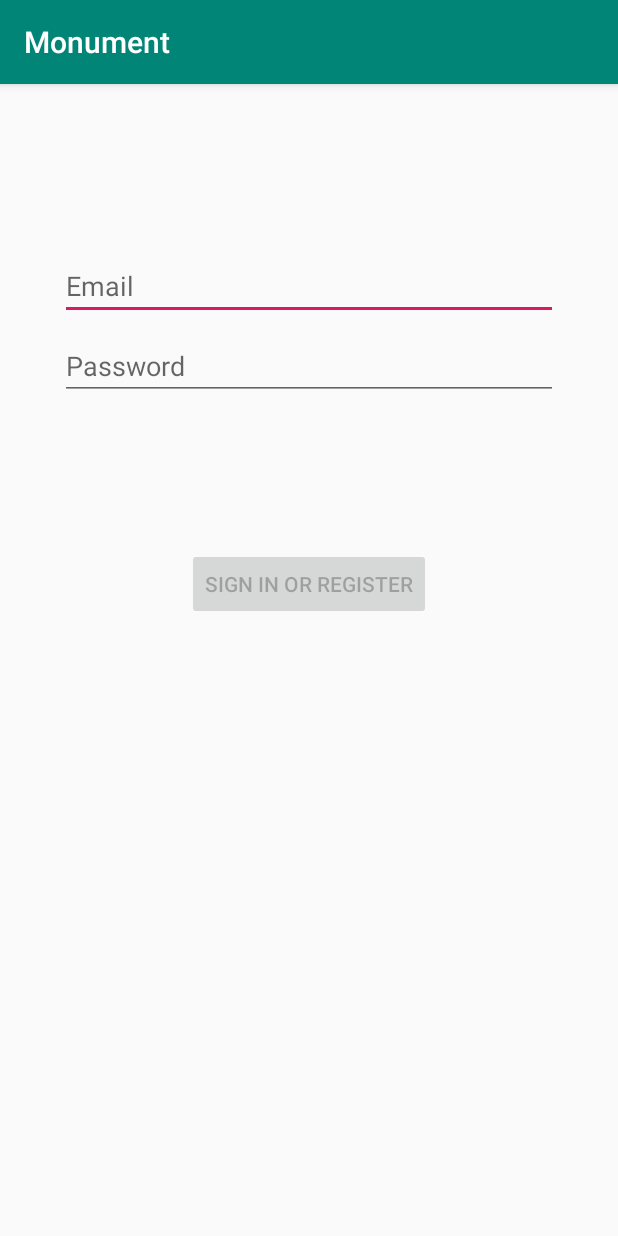
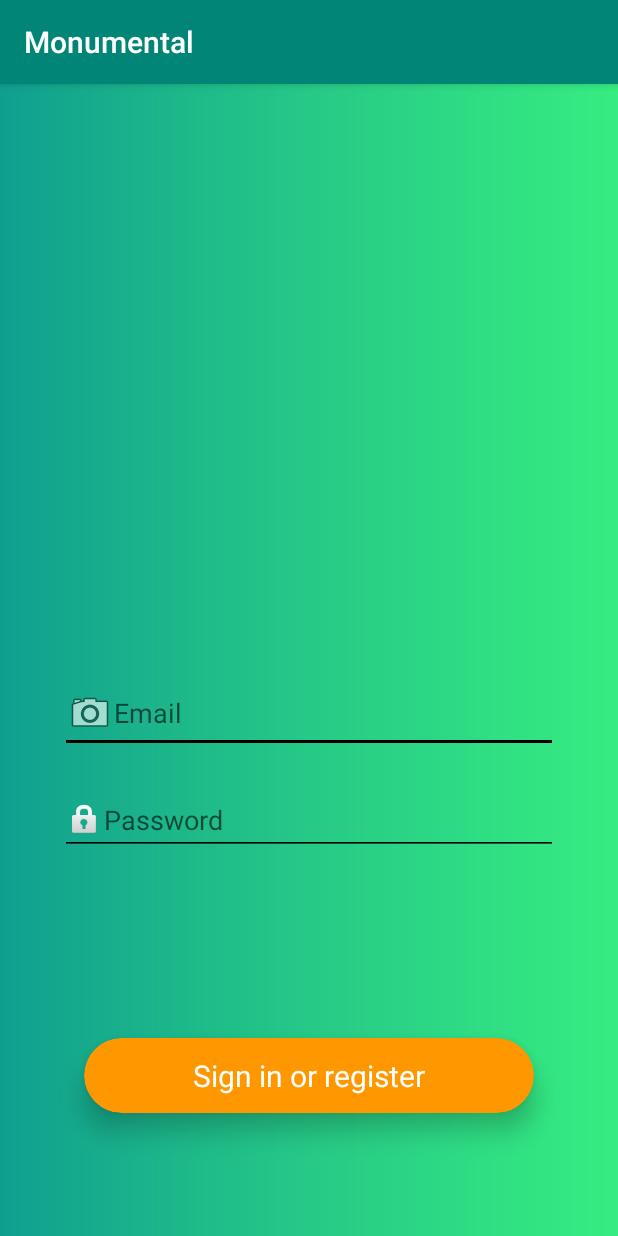
Before and after one commit to DubiousLatchkey/monumentAndroid, an Android app: the screen it shows after launch (LoginActivity), on a phone screen of 412 x 824 dp. Run offline under Robolectric (Android 15) with nearby library versions, the phone set to English and light mode, and no system bars; our stand-ins replace Firebase (no records; nobody signed in at launch, a user with empty details on screens opened directly); 2 statements that could not run were skipped.

Commit message:
login screen
made login screen look better

```diff
--- /dev/null
+++ b/Monument/app/src/main/res/drawable/gradient.xml
@@ -0,0 +1,11 @@
+<?xml version="1.0" encoding="utf-8"?>
+<shape xmlns:android="http://schemas.android.com/apk/res/android" android:shape="rectangle" >
+
+    <gradient
+        android:angle="180"
+        android:centerColor="#26C986"
+        android:endColor="#109F8F"
+        android:startColor="#36ED81"
+        android:type="linear" />
+
+</shape>
--- a/Monument/app/src/main/res/layout/activity_login.xml
+++ b/Monument/app/src/main/res/layout/activity_login.xml
@@ -5,6 +5,7 @@
     android:id="@+id/container"
     android:layout_width="match_parent"
     android:layout_height="match_parent"
+    android:background="@drawable/gradient"
     android:paddingLeft="@dimen/activity_horizontal_margin"
     android:paddingTop="@dimen/activity_vertical_margin"
     android:paddingRight="@dimen/activity_horizontal_margin"
@@ -16,12 +17,15 @@
         android:layout_width="0dp"
         android:layout_height="wrap_content"
         android:layout_marginStart="24dp"
-        android:layout_marginTop="96dp"
+        android:layout_marginTop="375dp"
         android:layout_marginEnd="24dp"
 
+        android:backgroundTint="#000000"
+        android:drawableStart="@android:drawable/ic_menu_camera"
         android:hint="@string/prompt_email"
         android:inputType="textEmailAddress"
         android:selectAllOnFocus="true"
+        app:layout_constraintBottom_toTopOf="@+id/password"
         app:layout_constraintEnd_toEndOf="parent"
         app:layout_constraintStart_toStartOf="parent"
         app:layout_constraintTop_toTopOf="parent" />
@@ -31,34 +35,21 @@
         android:layout_width="0dp"
         android:layout_height="wrap_content"
         android:layout_marginStart="24dp"
-        android:layout_marginTop="8dp"
+        android:layout_marginTop="20dp"
         android:layout_marginEnd="24dp"
 
+        android:layout_marginBottom="100dp"
+        android:backgroundTint="@color/common_google_signin_btn_text_dark_focused"
+        android:drawableStart="@android:drawable/ic_lock_idle_lock"
         android:hint="@string/prompt_password"
         android:imeActionLabel="@string/action_sign_in_short"
         android:imeOptions="actionDone"
         android:inputType="textPassword"
         android:selectAllOnFocus="true"
+        app:layout_constraintBottom_toTopOf="@+id/login"
         app:layout_constraintEnd_toEndOf="parent"
         app:layout_constraintStart_toStartOf="parent"
         app:layout_constraintTop_toBottomOf="@+id/username" />
-
-    <Button
-        android:id="@+id/login"
-        android:layout_width="wrap_content"
-        android:layout_height="wrap_content"
-        android:layout_gravity="start"
-        android:layout_marginStart="48dp"
-        android:layout_marginTop="16dp"
-        android:layout_marginEnd="48dp"
-        android:layout_marginBottom="64dp"
-        android:enabled="false"
-        android:text="@string/action_sign_in"
-        app:layout_constraintBottom_toBottomOf="parent"
-        app:layout_constraintEnd_toEndOf="parent"
-        app:layout_constraintStart_toStartOf="parent"
-        app:layout_constraintTop_toBottomOf="@+id/password"
-        app:layout_constraintVertical_bias="0.2" />
 
     <ProgressBar
         android:id="@+id/loading"
@@ -75,4 +66,38 @@
         app:layout_constraintStart_toStartOf="@+id/password"
         app:layout_constraintTop_toTopOf="parent"
         app:layout_constraintVertical_bias="0.3" />
+
+    <androidx.cardview.widget.CardView
+        android:id="@+id/login"
+        android:layout_width="300dp"
+        android:layout_height="50dp"
+        android:layout_marginStart="48dp"
+        android:layout_marginTop="20dp"
+        android:layout_marginEnd="48dp"
+        android:layout_marginBottom="64dp"
+        android:clickable="true"
+        android:enabled="false"
+        app:cardBackgroundColor="#FF9800"
+        app:cardCornerRadius="25dp"
+        app:cardElevation="10dp"
+        app:layout_constraintBottom_toBottomOf="parent"
+        app:layout_constraintEnd_toEndOf="parent"
+        app:layout_constraintStart_toStartOf="parent"
+        app:layout_constraintTop_toBottomOf="@+id/password"
+        app:layout_constraintVertical_bias="0.76">
+
+        <RelativeLayout
+            android:layout_width="match_parent"
+            android:layout_height="match_parent">
+
+            <TextView
+                android:id="@+id/textView2"
+                android:layout_width="wrap_content"
+                android:layout_height="wrap_content"
+                android:layout_centerInParent="true"
+                android:text="@string/action_sign_in"
+                android:textColor="#fff"
+                android:textSize="20dp"/>
+        </RelativeLayout>
+    </androidx.cardview.widget.CardView>
 </androidx.constraintlayout.widget.ConstraintLayout>
--- a/Monument/app/src/main/res/values/strings.xml
+++ b/Monument/app/src/main/res/values/strings.xml
@@ -1,5 +1,5 @@
 <resources>
-    <string name="app_name">Monument</string>
+    <string name="app_name">Monumental</string>
     <!-- Strings related to login -->
     <string name="prompt_email">Email</string>
     <string name="prompt_password">Password</string>
```
